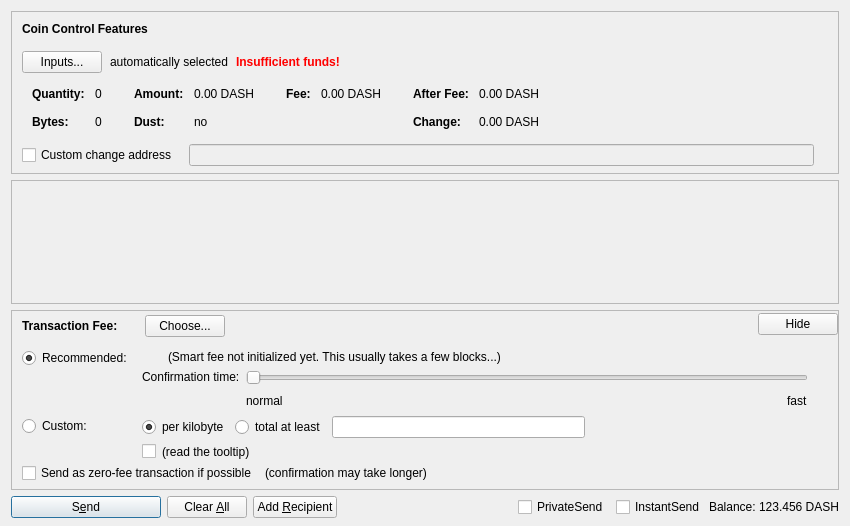
Dito24/MDClassic, file src/qt/forms/sendcoinsdialog.ui: the form before one commit.
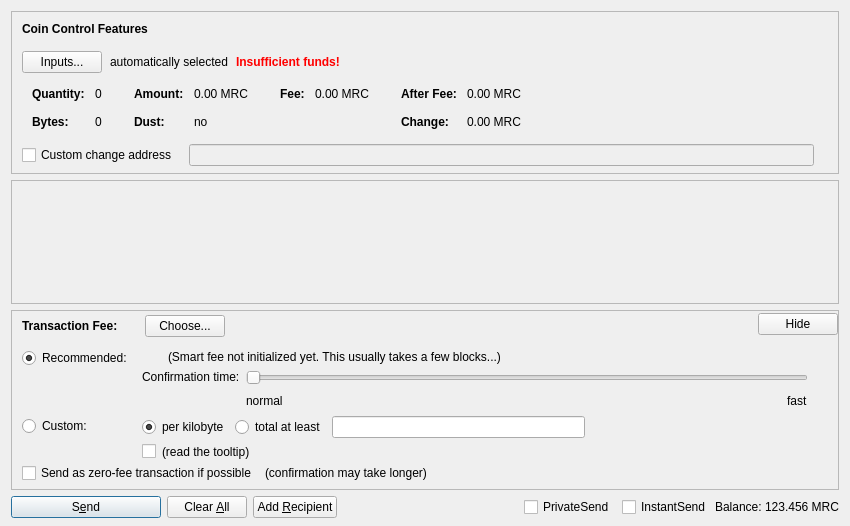
The form after the commit. Custom widgets are drawn as their Qt base class.

```diff
--- a/src/qt/forms/sendcoinsdialog.ui
+++ b/src/qt/forms/sendcoinsdialog.ui
@@ -324,7 +324,7 @@
                   <enum>Qt::ActionsContextMenu</enum>
                  </property>
                  <property name="text">
-                  <string notr="true">0.00 DASH</string>
+                  <string notr="true">0.00 MRC</string>
                  </property>
                  <property name="textInteractionFlags">
                   <set>Qt::LinksAccessibleByMouse|Qt::TextSelectableByKeyboard|Qt::TextSelectableByMouse</set>
@@ -404,7 +404,7 @@
                   <enum>Qt::ActionsContextMenu</enum>
                  </property>
                  <property name="text">
-                  <string notr="true">0.00 DASH</string>
+                  <string notr="true">0.00 MRC</string>
                  </property>
                  <property name="textInteractionFlags">
                   <set>Qt::LinksAccessibleByMouse|Qt::TextSelectableByKeyboard|Qt::TextSelectableByMouse</set>
@@ -455,7 +455,7 @@
                   <enum>Qt::ActionsContextMenu</enum>
                  </property>
                  <property name="text">
-                  <string notr="true">0.00 DASH</string>
+                  <string notr="true">0.00 MRC</string>
                  </property>
                  <property name="textInteractionFlags">
                   <set>Qt::LinksAccessibleByMouse|Qt::TextSelectableByKeyboard|Qt::TextSelectableByMouse</set>
@@ -484,7 +484,7 @@
                   <enum>Qt::ActionsContextMenu</enum>
                  </property>
                  <property name="text">
-                  <string notr="true">0.00 DASH</string>
+                  <string notr="true">0.00 MRC</string>
                  </property>
                  <property name="textInteractionFlags">
                   <set>Qt::LinksAccessibleByMouse|Qt::TextSelectableByKeyboard|Qt::TextSelectableByMouse</set>
@@ -1337,7 +1337,7 @@
           <cursorShape>IBeamCursor</cursorShape>
          </property>
          <property name="text">
-          <string notr="true">123.456 DASH</string>
+          <string notr="true">123.456 MRC</string>
          </property>
          <property name="textInteractionFlags">
           <set>Qt::LinksAccessibleByMouse|Qt::TextSelectableByKeyboard|Qt::TextSelectableByMouse</set>
```
Left out of the diff: 6 changed lines with no effect on the pictures.
